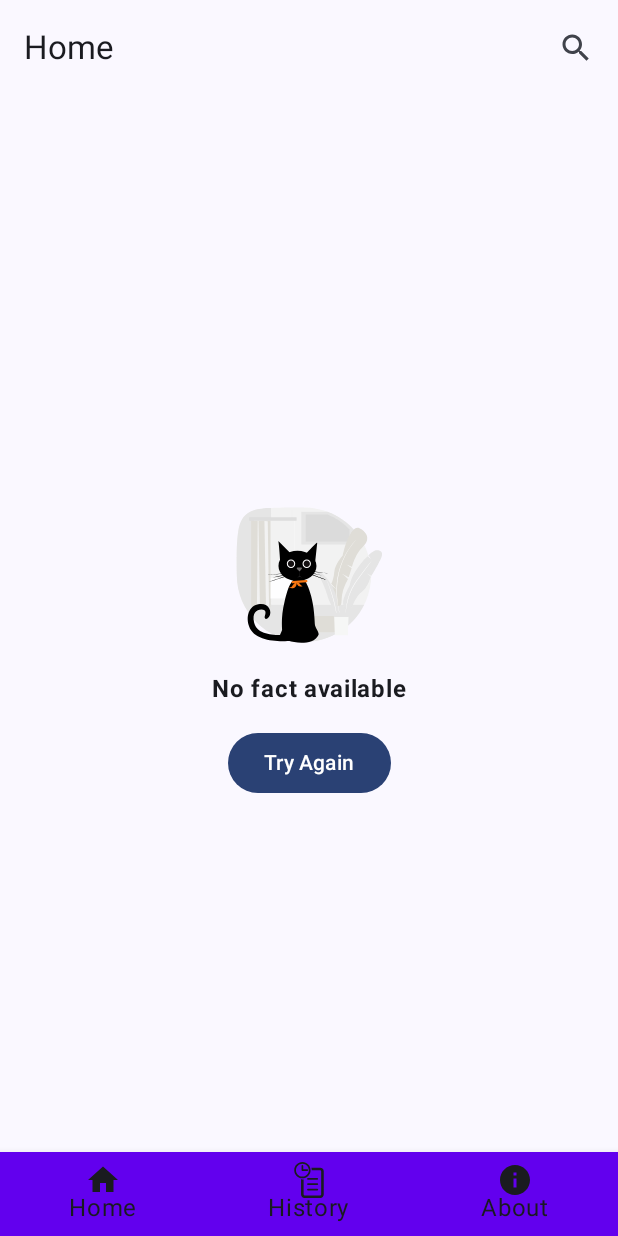
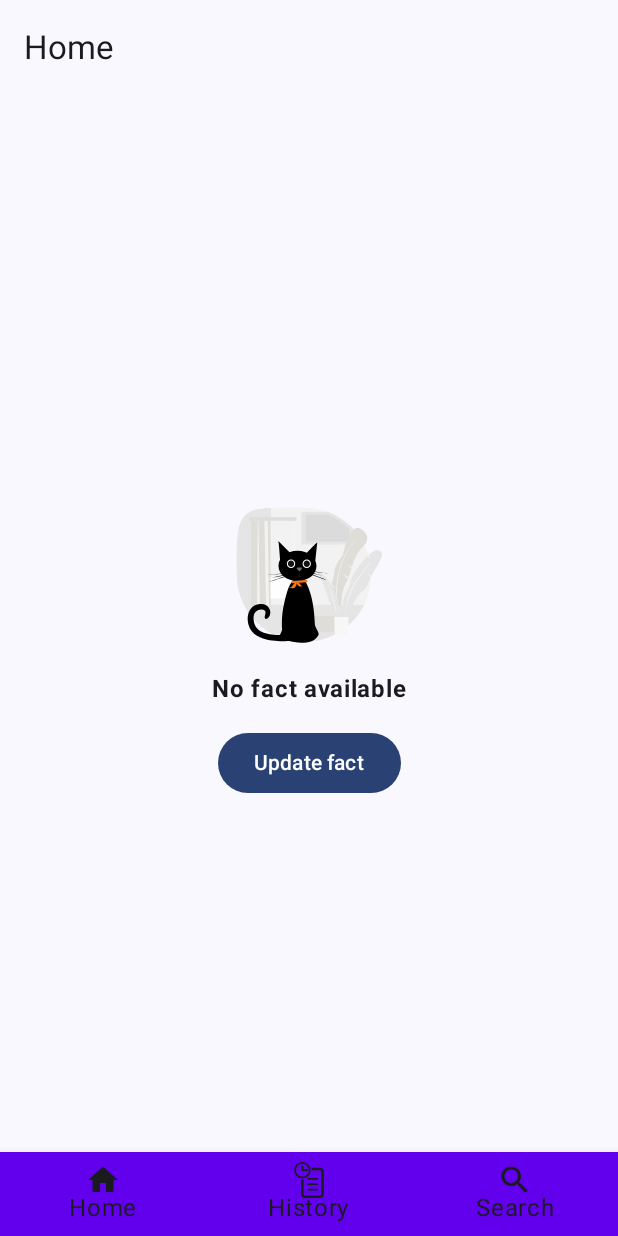
Before and after one commit to draconra/fact-cat-app, an Android app built with Jetpack Compose: the FactScreen screen opened through its navigation route, on a phone screen of 412 x 824 dp. Run offline under Robolectric (Android 15) with nearby library versions, the phone set to English and light mode, and no system bars; our stand-ins replace Dagger/Hilt's generated code.

Commit message:
refactor: move search to bottomnavbar

```diff
--- a/app/src/main/java/jp/speakbuddy/edisonandroidexercise/MainActivity.kt
+++ b/app/src/main/java/jp/speakbuddy/edisonandroidexercise/MainActivity.kt
@@ -3,19 +3,16 @@ package jp.speakbuddy.edisonandroidexercise
 import android.os.Bundle
 import androidx.activity.ComponentActivity
 import androidx.activity.compose.setContent
-import androidx.activity.viewModels
 import androidx.compose.foundation.layout.fillMaxSize
 import androidx.compose.material3.MaterialTheme
 import androidx.compose.material3.Surface
 import androidx.compose.ui.Modifier
 import dagger.hilt.android.AndroidEntryPoint
-import jp.speakbuddy.edisonandroidexercise.ui.fact.FactViewModel
 import jp.speakbuddy.edisonandroidexercise.ui.home.HomeScreen
 import jp.speakbuddy.edisonandroidexercise.ui.theme.EdisonAndroidExerciseTheme
 
 @AndroidEntryPoint
 class MainActivity : ComponentActivity() {
-    private val viewModel: FactViewModel by viewModels()
 
     override fun onCreate(savedInstanceState: Bundle?) {
         super.onCreate(savedInstanceState)
@@ -25,7 +22,7 @@ class MainActivity : ComponentActivity() {
                     modifier = Modifier.fillMaxSize(),
                     color = MaterialTheme.colorScheme.background
                 ) {
-                    HomeScreen(viewModel = viewModel)
+                    HomeScreen()
                 }
             }
         }
--- a/app/src/main/java/jp/speakbuddy/edisonandroidexercise/ui/history/FactHistoryScreen.kt
+++ b/app/src/main/java/jp/speakbuddy/edisonandroidexercise/ui/history/FactHistoryScreen.kt
@@ -14,11 +14,14 @@ import androidx.compose.ui.Modifier
 import androidx.compose.ui.platform.testTag
 import androidx.compose.ui.unit.dp
 import androidx.hilt.navigation.compose.hiltViewModel
+import androidx.navigation.NavController
 import jp.speakbuddy.edisonandroidexercise.ui.home.LottieImageAnimation
 import kotlinx.coroutines.launch
 
 @Composable
-fun FactHistoryScreen(viewModel: FactHistoryViewModel = hiltViewModel()) {
+fun FactHistoryScreen(
+    viewModel: FactHistoryViewModel = hiltViewModel()
+) {
     val uiState by viewModel.uiState.collectAsState()
     val listState = rememberLazyListState()
     val coroutineScope = rememberCoroutineScope()
@@ -45,6 +48,7 @@ fun FactHistoryScreen(viewModel: FactHistoryViewModel = hiltViewModel()) {
                 }
             }
         }
+
         is FactHistoryUiState.Error, FactHistoryUiState.Empty -> NoFactsFound()
     }
 }
--- a/app/src/main/java/jp/speakbuddy/edisonandroidexercise/ui/home/BottomNavigationBar.kt
+++ b/app/src/main/java/jp/speakbuddy/edisonandroidexercise/ui/home/BottomNavigationBar.kt
@@ -19,7 +19,7 @@ fun BottomNavigationBar(navController: NavController) {
     val items = listOf(
         NavigationItem.Home,
         NavigationItem.History(historyIcon),
-        NavigationItem.About
+        NavigationItem.Search
     )
     BottomNavigation {
         val navBackStackEntry by navController.currentBackStackEntryAsState()
--- a/app/src/main/java/jp/speakbuddy/edisonandroidexercise/ui/home/ErrorContent.kt
+++ b/app/src/main/java/jp/speakbuddy/edisonandroidexercise/ui/home/ErrorContent.kt
@@ -44,7 +44,13 @@ fun ErrorContent(error: String, onTryAgain: () -> Unit) {
                 onClick = onTryAgain,
                 modifier = Modifier.testTag(FactTestTag.TRY_AGAIN_BUTTON)
             ) {
-                Text(text = stringResource(R.string.try_again))
+                val buttonText =
+                    if (error == stringResource(id = R.string.no_fact_available)) {
+                        stringResource(id = R.string.update_fact)
+                    } else {
+                        stringResource(id = R.string.try_again)
+                    }
+                Text(text = buttonText)
             }
         }
     }
--- a/app/src/main/java/jp/speakbuddy/edisonandroidexercise/ui/home/HomeScreen.kt
+++ b/app/src/main/java/jp/speakbuddy/edisonandroidexercise/ui/home/HomeScreen.kt
@@ -1,10 +1,6 @@
 package jp.speakbuddy.edisonandroidexercise.ui.home
 
-import androidx.compose.material.icons.Icons
-import androidx.compose.material.icons.filled.Search
 import androidx.compose.material3.ExperimentalMaterial3Api
-import androidx.compose.material3.Icon
-import androidx.compose.material3.IconButton
 import androidx.compose.material3.Scaffold
 import androidx.compose.material3.Text
 import androidx.compose.material3.TopAppBar
@@ -16,11 +12,10 @@ import androidx.compose.ui.res.vectorResource
 import androidx.navigation.compose.currentBackStackEntryAsState
 import androidx.navigation.compose.rememberNavController
 import jp.speakbuddy.edisonandroidexercise.R
-import jp.speakbuddy.edisonandroidexercise.ui.fact.FactViewModel
 
 @OptIn(ExperimentalMaterial3Api::class)
 @Composable
-fun HomeScreen(viewModel: FactViewModel) {
+fun HomeScreen() {
     val navController = rememberNavController()
     val navBackStackEntry by navController.currentBackStackEntryAsState()
     val currentRoute = navBackStackEntry?.destination?.route
@@ -29,7 +24,6 @@ fun HomeScreen(viewModel: FactViewModel) {
     val title = when (currentRoute) {
         NavigationItem.Home.route -> stringResource(id = R.string.home)
         NavigationItem.History(historyIcon).route -> stringResource(id = R.string.history)
-        NavigationItem.About.route -> stringResource(id = R.string.about)
         NavigationItem.Search.route -> stringResource(id = R.string.search)
         else -> stringResource(id = R.string.app_name)
     }
@@ -37,17 +31,7 @@ fun HomeScreen(viewModel: FactViewModel) {
     Scaffold(
         topBar = {
             TopAppBar(
-                title = { Text(title) },
-                actions = {
-                    if (currentRoute == NavigationItem.Home.route) {
-                        IconButton(onClick = { navController.navigate(NavigationItem.Search.route) }) {
-                            Icon(
-                                Icons.Default.Search,
-                                contentDescription = stringResource(id = R.string.search)
-                            )
-                        }
-                    }
-                }
+                title = { Text(title) }
             )
         },
         bottomBar = {
@@ -56,7 +40,6 @@ fun HomeScreen(viewModel: FactViewModel) {
     ) { innerPadding ->
         MainNavigation(
             navController = navController,
-            viewModel = viewModel,
             contentPadding = innerPadding
         )
     }
--- a/app/src/main/java/jp/speakbuddy/edisonandroidexercise/ui/home/MainNavigation.kt
+++ b/app/src/main/java/jp/speakbuddy/edisonandroidexercise/ui/home/MainNavigation.kt
@@ -11,14 +11,12 @@ import androidx.navigation.compose.NavHost
 import androidx.navigation.compose.composable
 import jp.speakbuddy.edisonandroidexercise.R
 import jp.speakbuddy.edisonandroidexercise.ui.fact.FactScreen
-import jp.speakbuddy.edisonandroidexercise.ui.fact.FactViewModel
 import jp.speakbuddy.edisonandroidexercise.ui.history.FactHistoryScreen
 import jp.speakbuddy.edisonandroidexercise.ui.search.SearchScreen
 
 @Composable
 fun MainNavigation(
     navController: NavHostController,
-    viewModel: FactViewModel,
     modifier: Modifier = Modifier,
     contentPadding: PaddingValues
 ) {
@@ -28,9 +26,8 @@ fun MainNavigation(
         startDestination = NavigationItem.Home.route,
         modifier.padding(contentPadding)
     ) {
-        composable(NavigationItem.Home.route) { FactScreen(viewModel = viewModel) }
+        composable(NavigationItem.Home.route) { FactScreen() }
         composable(NavigationItem.History(historyIcon).route) { FactHistoryScreen() }
-        composable(NavigationItem.About.route) { /* TODO Add About Screen in the next PR */ }
         composable(NavigationItem.Search.route) { SearchScreen() }
     }
 }
--- a/app/src/main/java/jp/speakbuddy/edisonandroidexercise/ui/home/NavigationItem.kt
+++ b/app/src/main/java/jp/speakbuddy/edisonandroidexercise/ui/home/NavigationItem.kt
@@ -16,6 +16,5 @@ sealed class NavigationItem(
     data object Home : NavigationItem("home", R.string.home, Icons.Default.Home)
     data class History(val iconHistory: ImageVector) :
         NavigationItem("history", R.string.history, iconHistory)
-    data object About : NavigationItem("about", R.string.about, Icons.Default.Info)
     data object Search : NavigationItem("search", R.string.search, Icons.Default.Search)
 }
```
